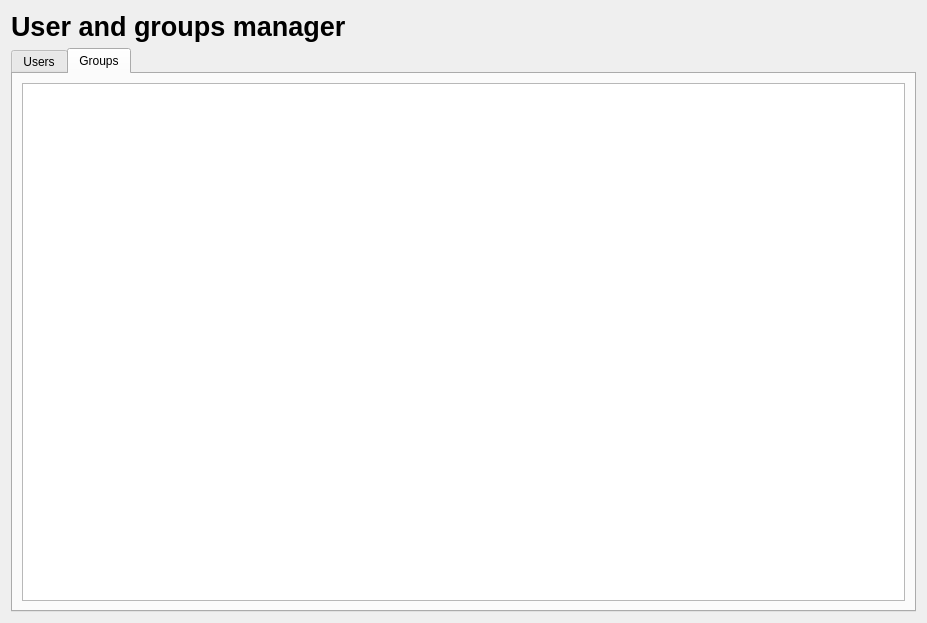
Qt form archcentral/ui/designer/usergroupmanager.ui (szabatoro/archcentral-thesis) before a commit.
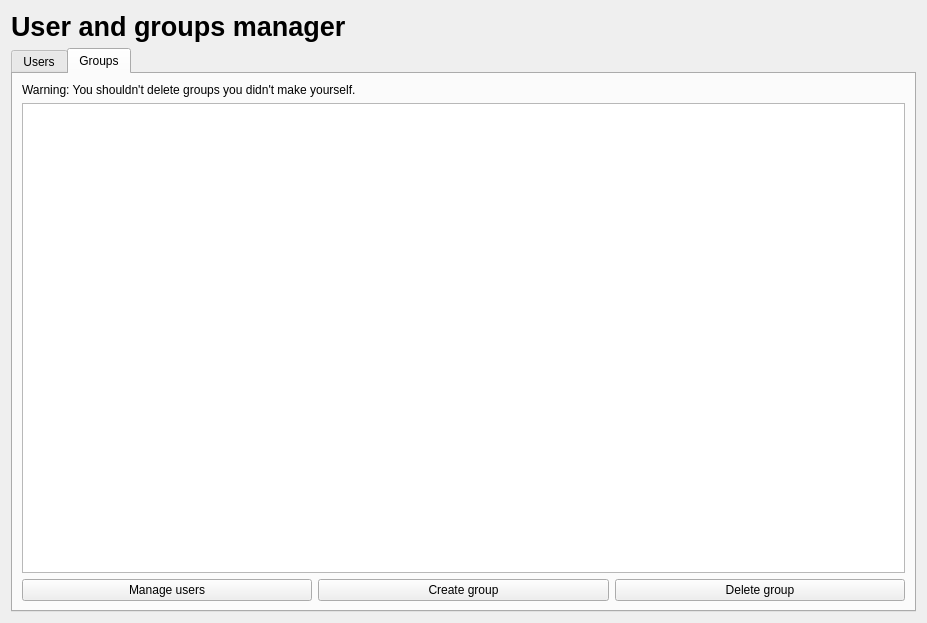
The same form after that commit. The open tabs and pages were chosen to show the change.

Commit message: added user adding functionality

Diff of the .ui file:
```diff
--- a/archcentral/ui/designer/usergroupmanager.ui
+++ b/archcentral/ui/designer/usergroupmanager.ui
@@ -60,6 +60,13 @@
        <string>Groups</string>
       </attribute>
       <layout class="QVBoxLayout" name="verticalLayout_3">
+       <item>
+        <widget class="QLabel" name="label">
+         <property name="text">
+          <string>Warning: You shouldn't delete groups you didn't make yourself.</string>
+         </property>
+        </widget>
+       </item>
        <item>
         <widget class="QTableView" name="group_list_table">
          <property name="selectionMode">
@@ -76,6 +83,31 @@
          </attribute>
         </widget>
        </item>
+       <item>
+        <layout class="QHBoxLayout" name="horizontalLayout_2">
+         <item>
+          <widget class="QPushButton" name="manage_users_button">
+           <property name="text">
+            <string>Manage users</string>
+           </property>
+          </widget>
+         </item>
+         <item>
+          <widget class="QPushButton" name="create_group_button">
+           <property name="text">
+            <string>Create group</string>
+           </property>
+          </widget>
+         </item>
+         <item>
+          <widget class="QPushButton" name="delete_group_button">
+           <property name="text">
+            <string>Delete group</string>
+           </property>
+          </widget>
+         </item>
+        </layout>
+       </item>
       </layout>
      </widget>
     </widget>
```
Left out of the diff: 31 changed lines with no effect on the pictures. The commit also changes 2 other files.
